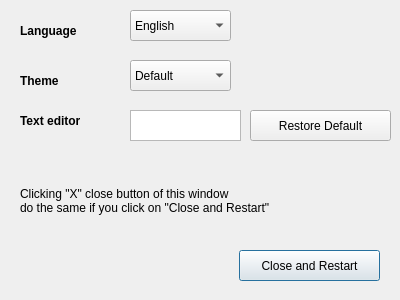
Before: the Qt Designer form src/preferencesdialog.ui in adgellida/ubunsys, drawn with Qt 5.
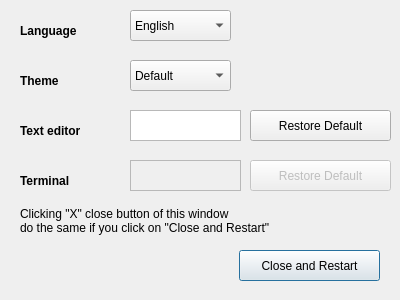
After: the same form once the commit is applied.

What changed in the file:
```diff
--- a/src/preferencesdialog.ui
+++ b/src/preferencesdialog.ui
@@ -114,7 +114,7 @@
    <property name="geometry">
     <rect>
      <x>20</x>
-     <y>170</y>
+     <y>190</y>
      <width>371</width>
      <height>61</height>
     </rect>
@@ -134,7 +134,7 @@
    <property name="geometry">
     <rect>
      <x>20</x>
-     <y>110</y>
+     <y>120</y>
      <width>101</width>
      <height>21</height>
     </rect>
@@ -178,6 +178,54 @@
     <string>Restore Default</string>
    </property>
   </widget>
+  <widget class="QPushButton" name="restoreDefaultTerminalButton">
+   <property name="enabled">
+    <bool>false</bool>
+   </property>
+   <property name="geometry">
+    <rect>
+     <x>250</x>
+     <y>160</y>
+     <width>141</width>
+     <height>31</height>
+    </rect>
+   </property>
+   <property name="text">
+    <string>Restore Default</string>
+   </property>
+  </widget>
+  <widget class="QLabel" name="label_48">
+   <property name="geometry">
+    <rect>
+     <x>20</x>
+     <y>170</y>
+     <width>101</width>
+     <height>21</height>
+    </rect>
+   </property>
+   <property name="font">
+    <font>
+     <weight>75</weight>
+     <bold>true</bold>
+    </font>
+   </property>
+   <property name="text">
+    <string>Terminal</string>
+   </property>
+  </widget>
+  <widget class="QTextEdit" name="terminal">
+   <property name="enabled">
+    <bool>false</bool>
+   </property>
+   <property name="geometry">
+    <rect>
+     <x>130</x>
+     <y>160</y>
+     <width>111</width>
+     <height>31</height>
+    </rect>
+   </property>
+  </widget>
  </widget>
  <resources/>
  <connections/>
```
